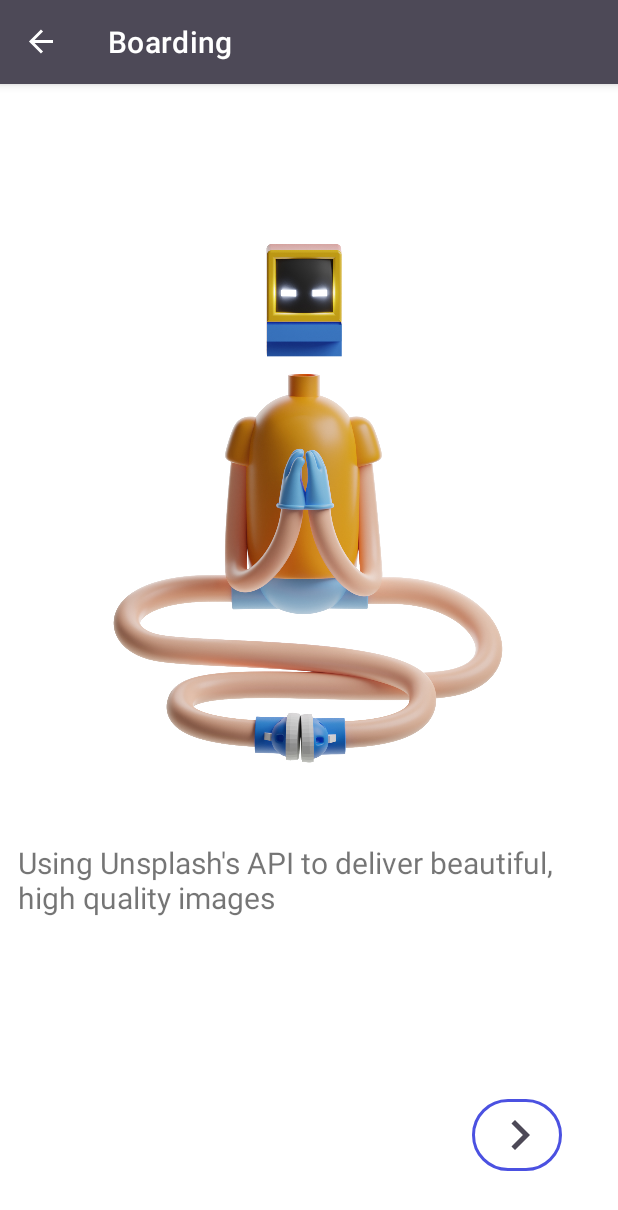
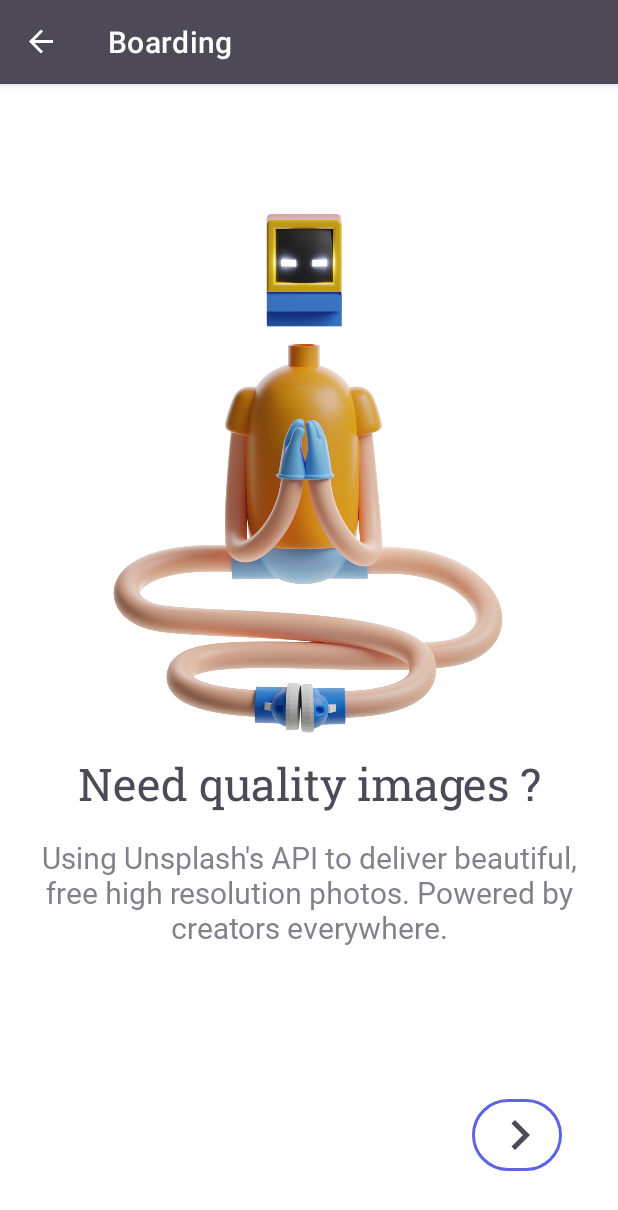
Before and after one commit to devBamidele/Splash, an Android app: the Boarding screen opened through its navigation route, on a phone screen of 412 x 824 dp. Shown: the top 1210 px of the screen. Run offline under Robolectric (Android 15) with nearby library versions, the phone set to English and light mode, and no system bars; our stand-ins replace data binding, navigation-ui.

Commit message:
Added finishing touches

```diff
--- a/app/src/main/res/layout/fragment_boarding.xml
+++ b/app/src/main/res/layout/fragment_boarding.xml
@@ -33,22 +33,40 @@
             android:layout_width="wrap_content"
             android:layout_height="wrap_content"
             android:src="@drawable/flexible_jpg"
-            android:layout_marginTop="-110dp"
+            android:layout_marginTop="-130dp"
             app:layout_constraintStart_toStartOf="parent"
             app:layout_constraintEnd_toEndOf="parent"
             app:layout_constraintTop_toTopOf="parent"
             android:contentDescription="@string/the_image_for_the_boarding_screen" />
 
         <TextView
+            android:id="@+id/headerText"
+            android:layout_width="wrap_content"
+            android:layout_height="wrap_content"
+            android:layout_marginBottom="15dp"
+            android:fontFamily="@font/roboto_slab"
+            android:text="@string/header_text"
+            android:textAlignment="center"
+            android:textColor="?attr/colorPrimary"
+            android:textSize="30sp"
+            app:layout_constraintEnd_toEndOf="parent"
+            app:layout_constraintBottom_toTopOf="@id/Splash"
+            app:layout_constraintStart_toStartOf="parent" />
+
+        <TextView
             android:id="@+id/Splash"
             android:layout_width="wrap_content"
             android:layout_height="wrap_content"
-            android:text="Using Unsplash's API to deliver beautiful, high quality images"
-            android:layout_marginBottom="200dp"
-            app:layout_constraintStart_toStartOf="parent"
+            android:layout_marginBottom="180dp"
+            android:alpha="0.7"
+            android:fontFamily="@font/roboto"
+            android:text="@string/board_text"
+            android:textAlignment="center"
+            android:textColor="?attr/colorPrimary"
+            android:textSize="20sp"
+            app:layout_constraintBottom_toBottomOf="parent"
             app:layout_constraintEnd_toEndOf="parent"
-            app:layout_constraintBottom_toBottomOf="parent"
-            android:textSize="20sp"/>
+            app:layout_constraintStart_toStartOf="parent" />
 
     </androidx.constraintlayout.widget.ConstraintLayout>
 </layout>
--- a/app/src/main/res/layout/fragment_body.xml
+++ b/app/src/main/res/layout/fragment_body.xml
@@ -19,7 +19,7 @@
             android:layout_width="0dp"
             android:layout_height="0dp"
             android:clipToPadding="false"
-            android:padding="12dp"
+            android:padding="10dp"
             app:layoutManager="androidx.recyclerview.widget.StaggeredGridLayoutManager"
             app:layout_constraintBottom_toBottomOf="parent"
             app:layout_constraintHorizontal_bias="1.0"
--- a/app/src/main/res/layout/grid_view_item.xml
+++ b/app/src/main/res/layout/grid_view_item.xml
@@ -16,7 +16,7 @@
         android:layout_height="wrap_content"
         android:adjustViewBounds="true"
         android:contentDescription="@string/contDescription"
-        android:padding="8dp"
+        android:padding="6dp"
         android:scaleType="fitXY"
         app:imageUrl="@{photo.urls.regular}"
         tools:ignore="ImageContrastCheck"
--- a/app/src/main/res/values/colors.xml
+++ b/app/src/main/res/values/colors.xml
@@ -9,5 +9,5 @@
     <color name="white">#FFFFFFFF</color>
 
     <color name="myPrimary">#FF4D4957</color>
-    <color name="mySecondary">#4b51e1</color>
+    <color name="mySecondary">#5E63E4</color>
 </resources>
--- a/app/src/main/res/values/strings.xml
+++ b/app/src/main/res/values/strings.xml
@@ -10,5 +10,6 @@
     <string name="cont_desc_button">The button that navigates to the next screen</string>
     <string name="home_image">The image for the Home Screen</string>
     <string name="the_image_for_the_boarding_screen">The image for the Boarding screen</string>
-    <string name="bptextone">Using Unsplash\'s API to deliver beautiful, high quality images</string>
+    <string name="board_text">Using Unsplash\'s API to deliver beautiful, free high resolution photos. Powered by creators everywhere.</string>
+    <string name="header_text">Need quality images ?</string>
 </resources>
```
Also changed, not shown: app/src/main/res/font/roboto.ttf (added).
